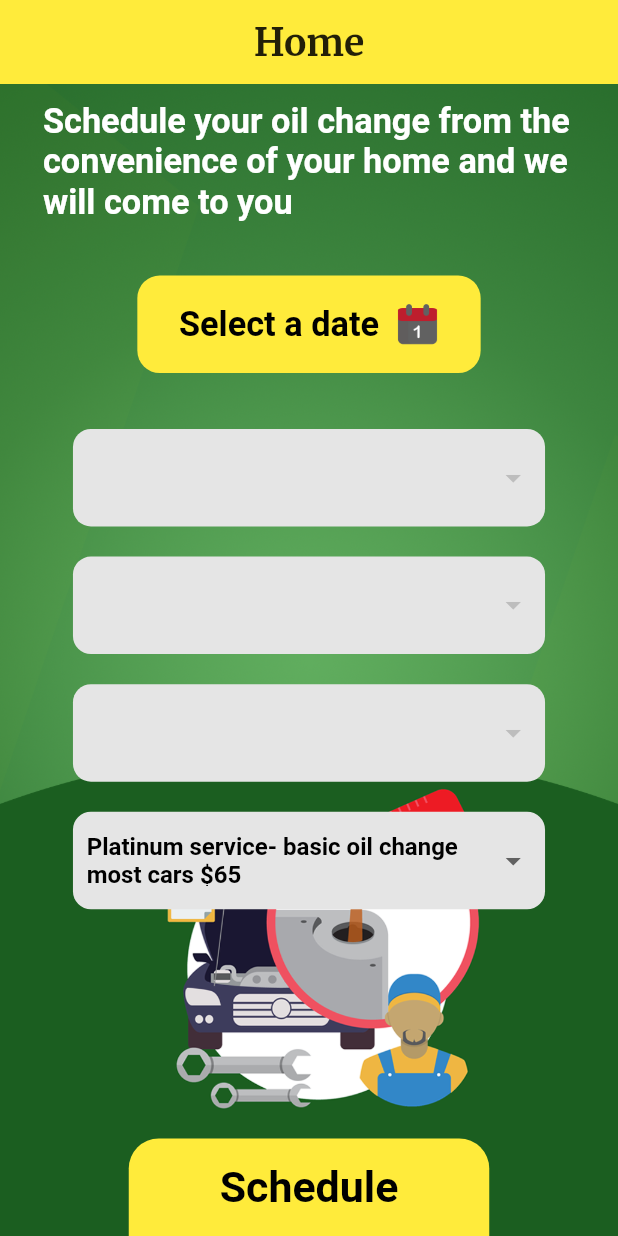
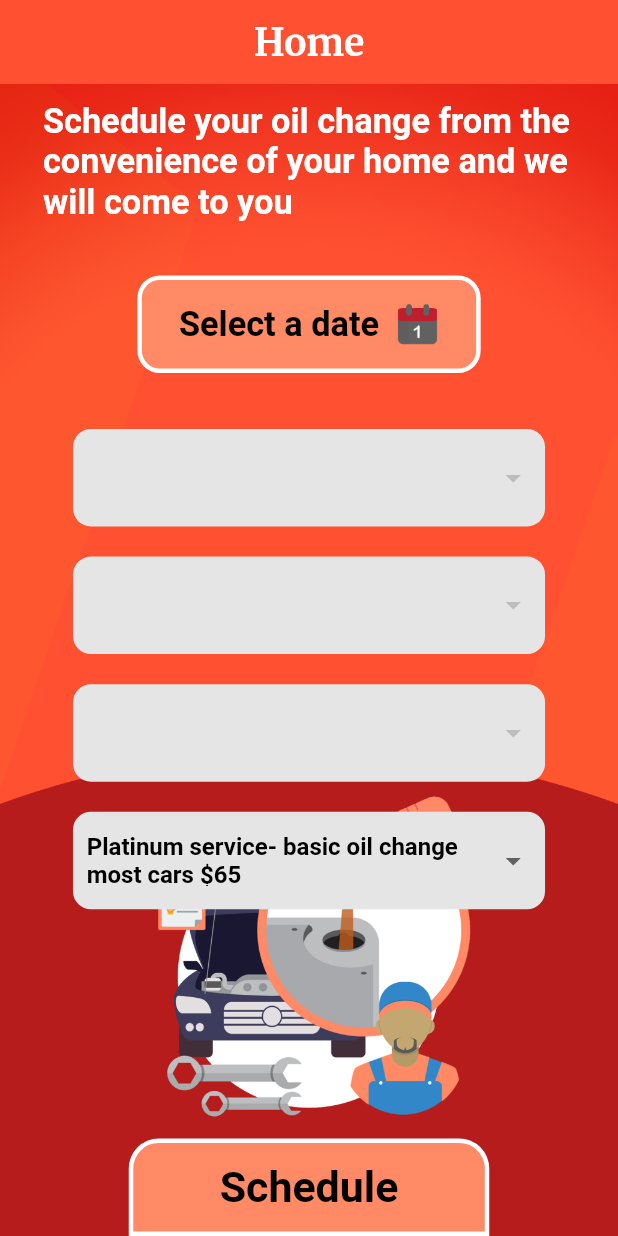
Before and after one commit to dnadawa/Reese-Mobile-Oil-Change-Service-Application, a Flutter app: the Home screen opened directly, on a phone screen of 412 x 824 dp. Run offline on Flutter 3.47's test engine with Material 2 defaults, Android fonts, the phone set to English and light mode, and no system bars; our stand-ins replace cloud_firestore, firebase_auth, flutter_credit_card, flutter_screenutil, fluttertoast, google_fonts and 1 more; missing offline and left inert: mailer, stripe_payment; accounts and stored records are empty; statements that could not run were skipped.

Commit message:
Color scheme changed

```diff
--- a/lib/main.dart
+++ b/lib/main.dart
@@ -25,7 +25,7 @@ class _MyAppState extends State<MyApp> {
     return MaterialApp(
       debugShowCheckedModeBanner: false,
       theme: ThemeData(
-        primaryColor: Color(0xffFFEB3B)
+        primaryColor: Color(0xffFF5131)
       ),
       home: email==null?LogIn():Home(),
     );
--- a/lib/screens/home.dart
+++ b/lib/screens/home.dart
@@ -27,28 +27,6 @@ class _HomeState extends State<Home> {
   List<DropdownMenuItem<String>> makes = [];
   List<DropdownMenuItem<String>> models = [];
   List<DropdownMenuItem<String>> engines = [];
-
-  sendMail(String messageToSend) async {
-    String username = 'mpoilservice14@gmail.com';
-    String password = 'admin@MPoil123';
-    final smtpServer = gmail(username, password);
-    final message = Message()
-        ..from = Address(username, 'Reese Mobile Oil Change Service')
-        ..recipients.add('damienkenway61@gmail.com')
-        ..subject = 'New Order'
-        ..text = messageToSend;
-    try {
-        final sendReport = await send(message, smtpServer);
-        print('Message sent: ' + sendReport.toString());
-        ToastBar(text: 'Schedule Successful!',color: Colors.blue.shade900).show();
-      } on MailerException catch (e) {
-      ToastBar(text: 'Email not sent!',color: Colors.red).show();
-        print('Message not sent.');
-        for (var p in e.problems) {
-          print('Problem: ${p.code}: ${p.msg}');
-        }
-      }
-  }
 
   getMake() async {
     var makeSub = await Firestore.instance.collection('make').getDocuments();
@@ -150,7 +128,8 @@ class _HomeState extends State<Home> {
                   height: ScreenUtil().setHeight(120),
                   decoration: BoxDecoration(
                     borderRadius: BorderRadius.circular(15),
-                    color: Theme.of(context).primaryColor
+                    color: Color(0xffFF8A65),
+                    border: Border.all(color: Colors.white,width: 3)
                   ),
                   child: Row(
                     mainAxisAlignment: MainAxisAlignment.center,
--- a/lib/screens/login.dart
+++ b/lib/screens/login.dart
@@ -47,6 +47,7 @@ class LogIn extends StatelessWidget {
   Widget build(BuildContext context) {
     ScreenUtil.init(context, width: 720, height: 1520,allowFontScaling: false);
     return Scaffold(
+      resizeToAvoidBottomInset: false,
       body: Container(
         width: double.infinity,
         decoration: BoxDecoration(
--- a/lib/widgets/button.dart
+++ b/lib/widgets/button.dart
@@ -15,8 +15,9 @@ class Button extends StatelessWidget {
         width: ScreenUtil().setWidth(420),
         height: ScreenUtil().setHeight(120),
         decoration: BoxDecoration(
-            color: Theme.of(context).primaryColor,
-            borderRadius: BorderRadius.vertical(top: Radius.circular(20))
+            color: Color(0xffFF8A65),
+            borderRadius: BorderRadius.vertical(top: Radius.circular(20)),
+          border: Border.all(color: Colors.white,width: 3)
         ),
         child: Center(child: CustomText(text: text,color: Colors.black,size: ScreenUtil().setSp(50),)),
       ),
```
Also changed, not shown: lib/screens/checkout.dart (+25 -0 lines), images/homeback.png, images/logback.png, images/logo.png.
